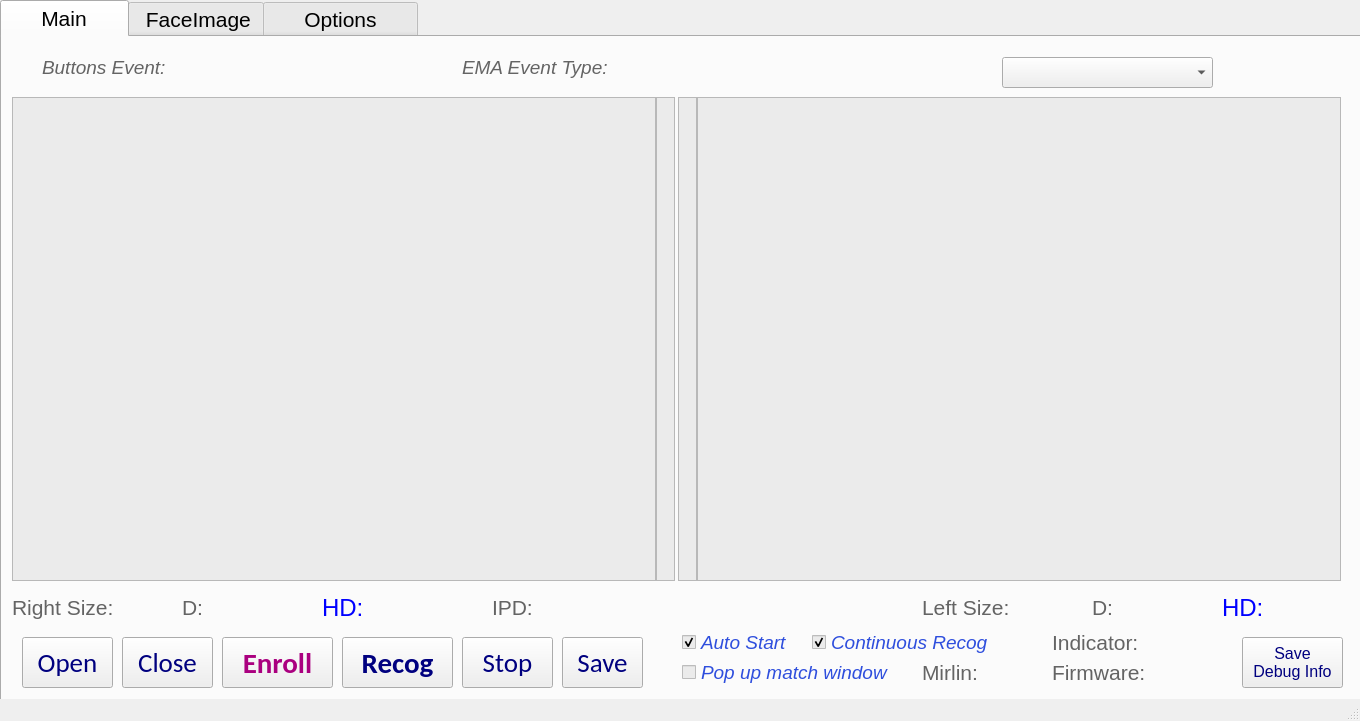
Qt form mainwindow.ui (lidianzhe/irisclient_arm) before a commit.
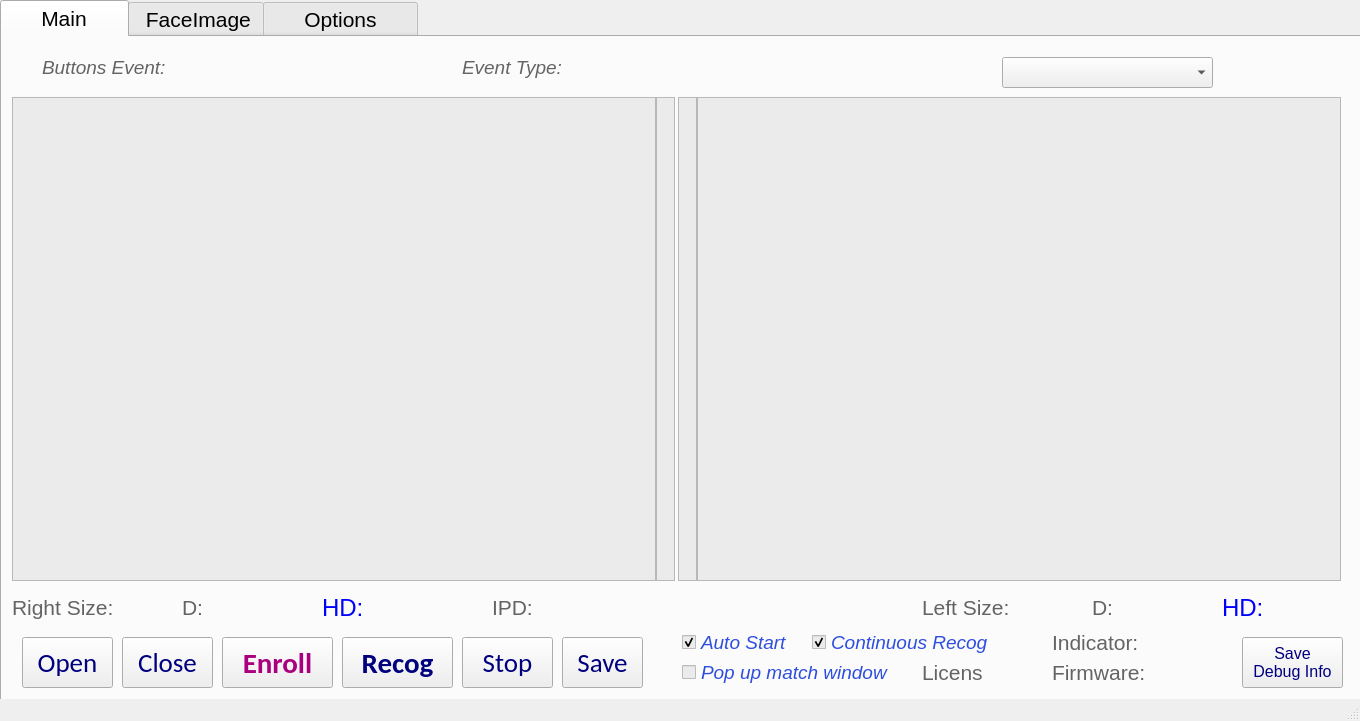
The same form after that commit.

The edit to the form file:
```diff
--- a/mainwindow.ui
+++ b/mainwindow.ui
@@ -1886,7 +1886,7 @@
        </font>
       </property>
       <property name="text">
-       <string>EMA Event Type:</string>
+       <string>Event Type:</string>
       </property>
      </widget>
      <widget class="QLabel" name="label_EMAEvent">
@@ -2401,7 +2401,7 @@
        </font>
       </property>
       <property name="text">
-       <string>Mirlin:</string>
+       <string>License:</string>
       </property>
      </widget>
      <widget class="QLabel" name="label_IndColor">
```
